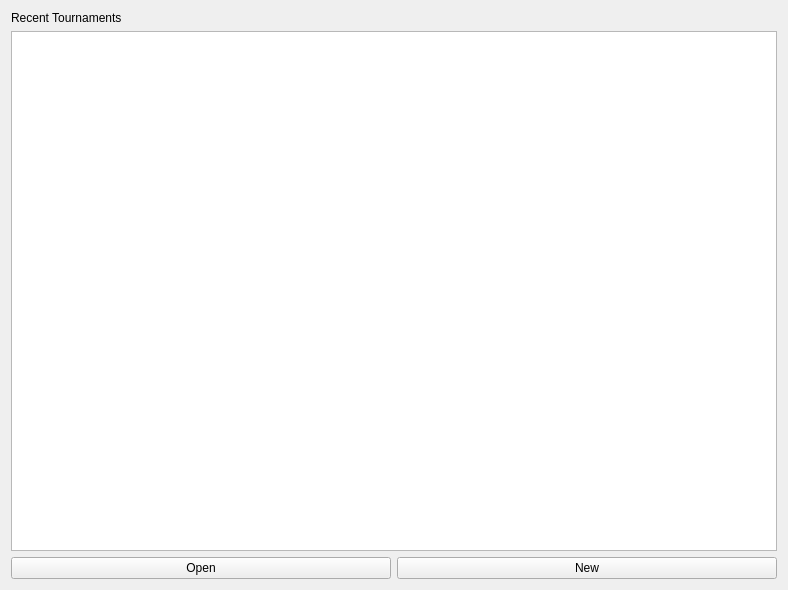
SquireTournamentServices/SquireDesktop, file src/ui/appdashboardtab.ui: the form before one commit.
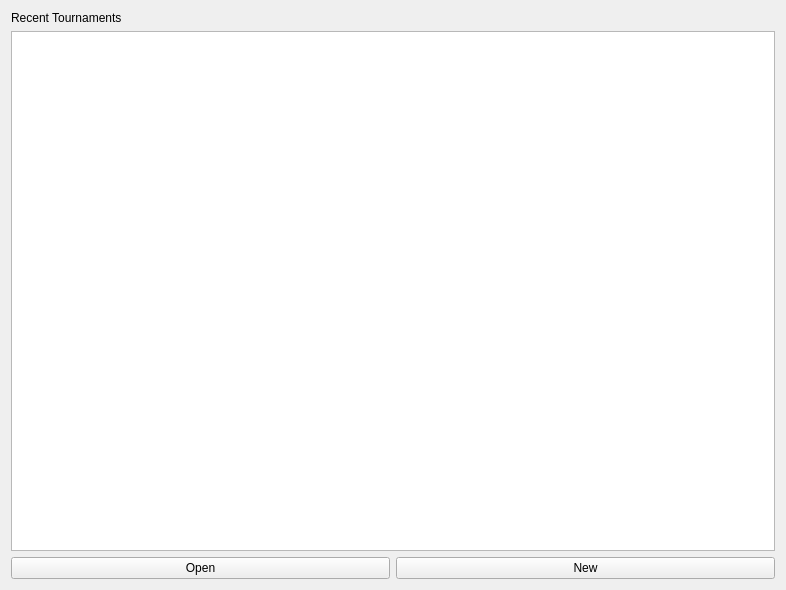
The form after the commit.

```diff
--- a/src/ui/appdashboardtab.ui
+++ b/src/ui/appdashboardtab.ui
@@ -9,7 +9,7 @@
    <rect>
     <x>0</x>
     <y>0</y>
-    <width>788</width>
+    <width>786</width>
     <height>590</height>
    </rect>
   </property>
```
